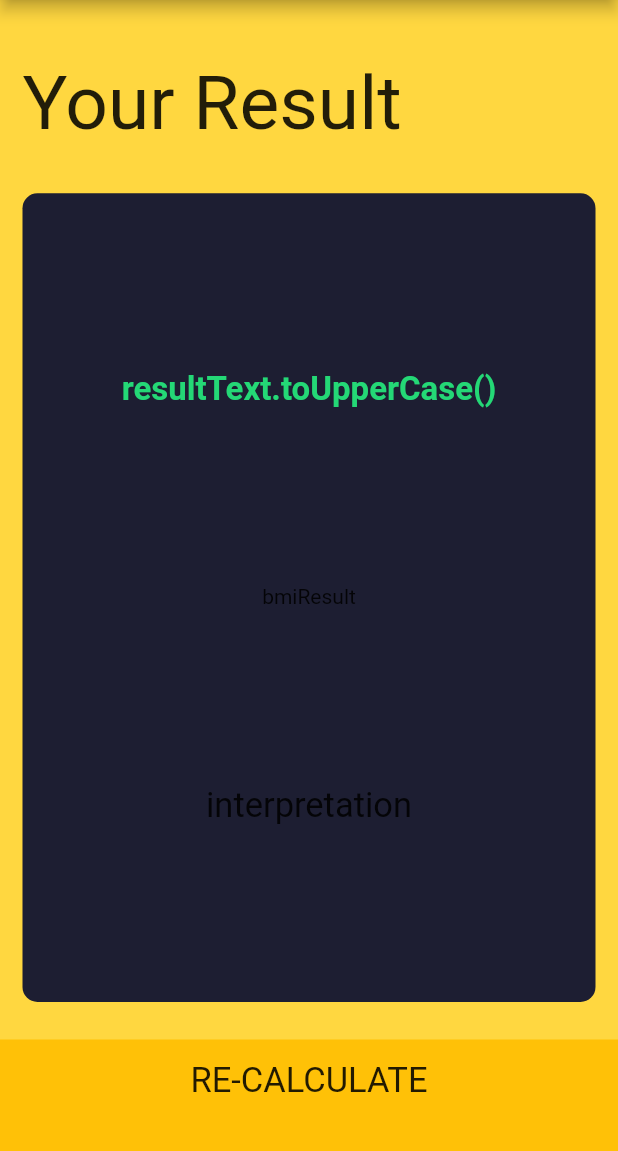
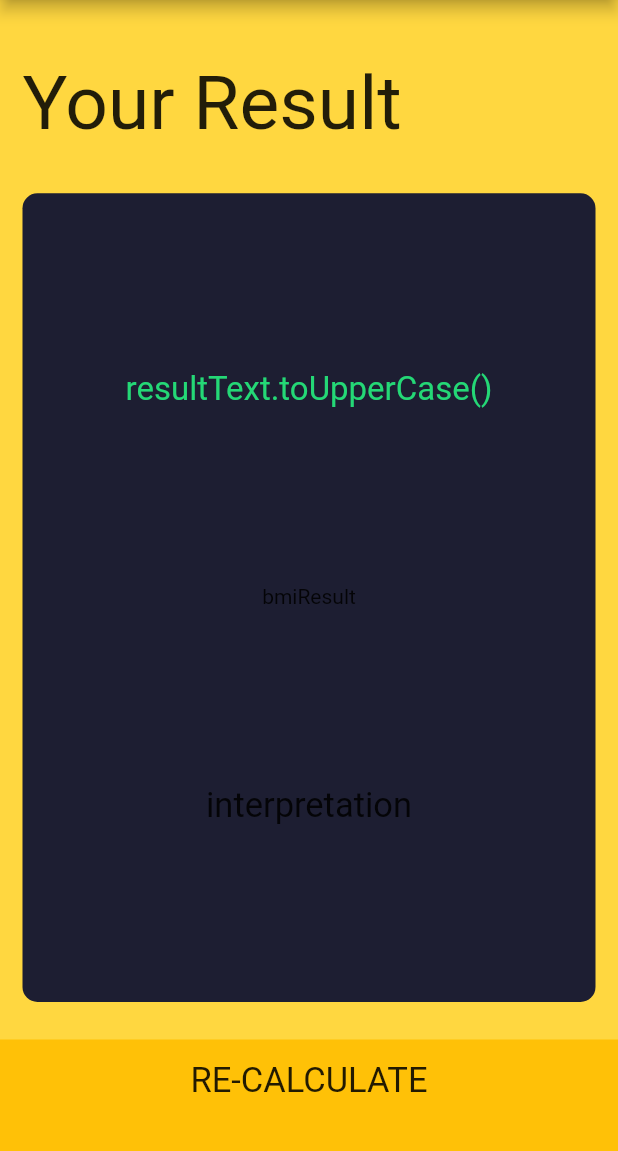
Before and after one commit to fatima796/calbmii, a Flutter app: the ResultPage screen opened directly, on a phone screen of 412 x 824 dp, the part 84-1235 px from its top. Run offline on Flutter 3.47's test engine with Material 2 defaults, Android fonts, the phone set to English and light mode, and no system bars; our stand-ins replace font_awesome_flutter.

Commit message:
font weight normal

```diff
--- a/lib/constantFile.dart
+++ b/lib/constantFile.dart
@@ -27,11 +27,11 @@ const kTitleTextStyle = TextStyle(
 const kResultTextStyle = TextStyle(
   color: Color(0xFF24D876),
   fontSize: 22.0,
-  fontWeight: FontWeight.bold,
+  fontWeight: FontWeight.normal,
 );
 
 const kBMITextStyle = TextStyle(
-  fontSize: 100.0,
+  fontSize: 80.0,
   fontWeight: FontWeight.bold,
 );
 const kBodyTextStyle = TextStyle(
```
